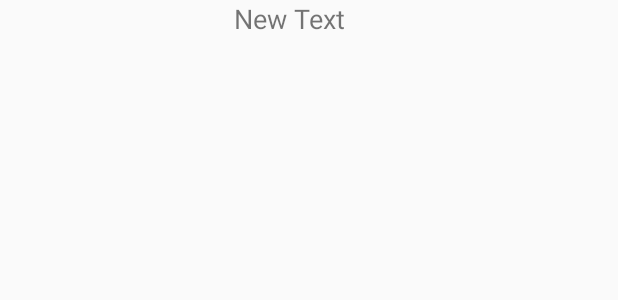
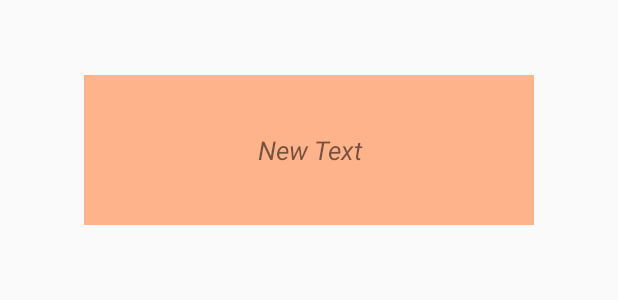
Before and after one commit to Neophytes/EnvisionProductivity, an Android app: the layout card.xml on its own in the app's theme, with its tools: preview values and no code run, on a phone screen of 412 x 824 dp. Shown: the top 300 px of the screen. Run offline under Robolectric (Android 15) with nearby library versions, the phone set to English and light mode, and no system bars.

Commit message:
Changed card..

```diff
--- a/app/src/main/res/layout/card.xml
+++ b/app/src/main/res/layout/card.xml
@@ -4,10 +4,20 @@
     android:layout_height="match_parent">
 
     <TextView
-        android:layout_width="100dp"
-        android:layout_height="50dp"
+        android:layout_width="300dp"
+        android:layout_height="100dp"
+        android:gravity="center"
         android:text="New Text"
-        android:textSize="18sp"
+        android:textSize="17sp"
         android:id="@+id/textViewCard"
-        android:layout_gravity="center_horizontal" />
+        android:layout_gravity="center_horizontal"
+        android:background="@color/orange"
+        android:textStyle="italic"
+        android:padding="10sp"
+        android:layout_marginBottom="50sp"
+        android:layout_marginLeft="50sp"
+        android:layout_marginRight="50sp"
+        android:layout_marginTop="50sp"
+        />
+
 </LinearLayout>
--- a/app/src/main/res/values/colors.xml
+++ b/app/src/main/res/values/colors.xml
@@ -5,4 +5,6 @@
     <color name="colorAccent">#FF4081</color>
     <color name="pink">#FF4081</color>
     <color name="yellow">#fcd116</color>
+    <color name="lightBlue">#ECF3FF</color>
+    <color name="orange">#FFB38A</color>
 </resources>
```
Also changed, not shown: app/src/main/java/com/chhavi/envisionproductivity/DashboardActivity.java (+24 -4 lines), app/src/main/res/layout/dashboard_layout.xml (+56 -5 lines), app/src/main/AndroidManifest.xml (line endings or trailing spaces).
